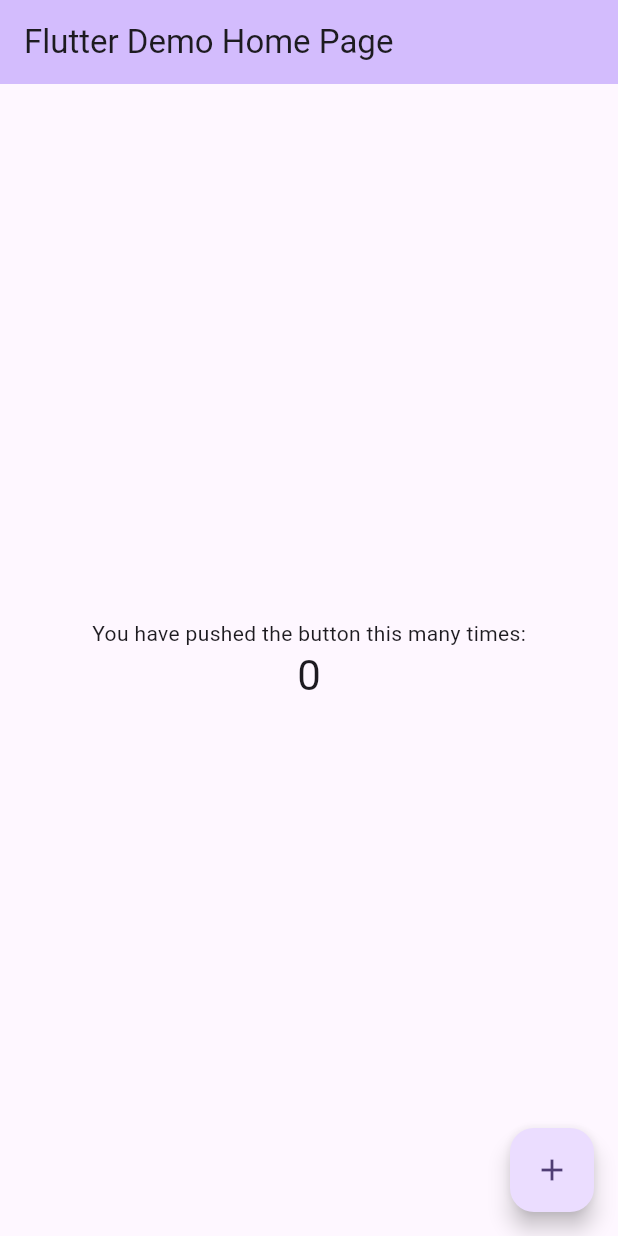
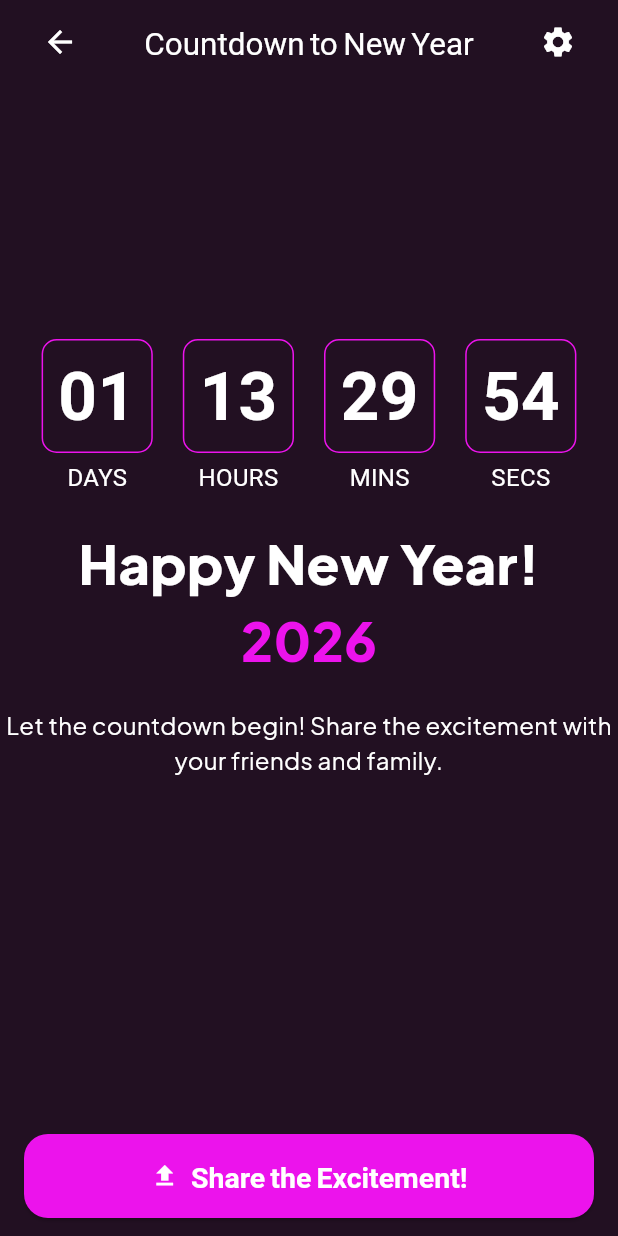
Before and after one commit to bobur-yusupov/new-year-2026, a Flutter app: the screen it shows after launch, on a phone screen of 412 x 824 dp. Run offline on Flutter 3.47's test engine with Material 3 defaults, Android fonts, the phone set to English and light mode, and no system bars; our stand-ins replace google_fonts.

Commit message:
countdown 2026 finished

```diff
--- /dev/null
+++ b/app/lib/countdown_page.dart
@@ -0,0 +1,173 @@
+import 'dart:async';
+
+import 'package:flutter/material.dart';
+import 'package:google_fonts/google_fonts.dart';
+
+class CountdownPage extends StatefulWidget {
+  const CountdownPage({super.key});
+
+  @override
+  State<CountdownPage> createState() => _CountdownPageState();
+}
+
+class _CountdownPageState extends State<CountdownPage> {
+  DateTime _countdownDate = DateTime(2026, 1, 1);
+  Timer? _timer;
+  Duration _timeRemaining = Duration();
+
+  @override
+  void initState() {
+    super.initState();
+    _startTimer();
+  }
+
+  void _startTimer() {
+    _timer = Timer.periodic(const Duration(seconds: 1), (timer) {
+      final now = DateTime.now();
+      setState(() {
+        _timeRemaining = _countdownDate.isAfter(now)
+            ? _countdownDate.difference(now)
+            : Duration.zero;
+      });
+
+      if (_timeRemaining == Duration.zero) {
+        _timer?.cancel();
+      }
+    });
+  }
+
+  @override
+  void dispose() {
+    _timer?.cancel();
+    super.dispose();
+  }
+
+  String _formatNumber(int number) {
+    return number.toString().padLeft(2, '0');
+  }
+
+  @override
+  Widget build(BuildContext context) {
+    int days = _timeRemaining.inDays;
+    int hours = _timeRemaining.inHours.remainder(24);
+    int minutes = _timeRemaining.inMinutes.remainder(60);
+    int seconds = _timeRemaining.inSeconds.remainder(60);
+
+    return Scaffold(
+      extendBodyBehindAppBar: true,
+      appBar: AppBar(
+        backgroundColor: Colors.transparent,
+        elevation: 0,
+        automaticallyImplyLeading: false,
+        title: Row(
+          mainAxisAlignment: MainAxisAlignment.spaceBetween,
+          children: [
+            IconButton(onPressed: () {}, icon: Icon(Icons.arrow_back)),
+            Text('Countdown to New Year'),
+            IconButton(onPressed: () {}, icon: Icon(Icons.settings)),
+          ],
+        ),
+      ),
+      body: Container(
+        width: double.infinity,
+        height: double.infinity,
+        decoration: BoxDecoration(color: Theme.of(context).primaryColorDark),
+        child: Column(
+          mainAxisAlignment: MainAxisAlignment.center,
+          crossAxisAlignment: CrossAxisAlignment.center,
+          children: [
+            Row(
+              mainAxisAlignment: MainAxisAlignment.center,
+              children: [
+                _buildCountdownItem(days, 'DAYS'),
+                _buildCountdownItem(hours, 'HOURS'),
+                _buildCountdownItem(minutes, 'MINS'),
+                _buildCountdownItem(seconds, 'SECS'),
+              ],
+            ),
+            SizedBox(height: 20),
+            Text(
+              'Happy New Year!',
+              style: TextStyle(
+                fontSize: 36,
+                color: Colors.white,
+                fontWeight: FontWeight.w900,
+                fontFamily: GoogleFonts.plusJakartaSans().fontFamily,
+              ),
+            ),
+            Text(
+              '2026',
+              style: TextStyle(
+                fontSize: 36,
+                color: Theme.of(context).primaryColor,
+                fontWeight: FontWeight.w900,
+                fontFamily: GoogleFonts.plusJakartaSans().fontFamily,
+              ),
+            ),
+            SizedBox(height: 20),
+            Text(
+              "Let the countdown begin! Share the excitement with your friends and family.",
+              style: TextStyle(
+                fontSize: 16,
+                color: Colors.white,
+                fontFamily: GoogleFonts.plusJakartaSans().fontFamily,
+              ),
+              textAlign: TextAlign.center,
+            ),
+          ],
+        ),
+      ),
+      bottomNavigationBar: BottomAppBar(
+        color: Theme.of(context).primaryColorDark,
+        child: ElevatedButton.icon(
+          onPressed: () {},
+          style: ElevatedButton.styleFrom(
+            foregroundColor: Colors.white,
+            backgroundColor: Theme.of(context).primaryColor,
+          ),
+          icon: const Icon(Icons.upload, size: 19),
+          label: const Text(
+            'Share the Excitement!',
+            style: TextStyle(fontSize: 19),
+          ),
+        ),
+      ),
+    );
+  }
+
+  Widget _buildCountdownItem(int value, String label) {
+    return Padding(
+      padding: const EdgeInsets.symmetric(horizontal: 10),
+      child: Column(
+        children: [
+          Container(
+            decoration: BoxDecoration(
+              border: Border.all(
+                width: 1,
+                color: Theme.of(context).primaryColor,
+              ),
+              borderRadius: BorderRadius.circular(10),
+              color: Theme.of(context).primaryColorDark.withValues(alpha: 0.5),
+            ),
+            child: Padding(
+              padding: const EdgeInsets.symmetric(
+                vertical: 5.0,
+                horizontal: 10.0,
+              ),
+              child: Text(
+                _formatNumber(value),
+                style: TextStyle(
+                  fontSize: 45,
+                  color: Colors.white,
+                  fontWeight: FontWeight.bold,
+                ),
+              ),
+            ),
+          ),
+          SizedBox(height: 5),
+          Text(label, style: TextStyle(fontSize: 16, color: Colors.white)),
+        ],
+      ),
+    );
+  }
+}
--- a/app/lib/main.dart
+++ b/app/lib/main.dart
@@ -1,3 +1,5 @@
+import 'package:app/countdown_page.dart';
+import 'package:app/theme.dart';
 import 'package:flutter/material.dart';
 
 void main() {
@@ -7,116 +9,12 @@ void main() {
 class MyApp extends StatelessWidget {
   const MyApp({super.key});
 
-  // This widget is the root of your application.
   @override
   Widget build(BuildContext context) {
     return MaterialApp(
       title: 'Flutter Demo',
-      theme: ThemeData(
-        // This is the theme of your application.
-        //
-        // TRY THIS: Try running your application with "flutter run". You'll see
-        // the application has a purple toolbar. Then, without quitting the app,
-        // try changing the seedColor in the colorScheme below to Colors.green
-        // and then invoke "hot reload" (save your changes or press the "hot
-        // reload" button in a Flutter-supported IDE, or press "r" if you used
-        // the command line to start the app).
-        //
-        // Notice that the counter didn't reset back to zero; the application
-        // state is not lost during the reload. To reset the state, use hot
-        // restart instead.
-        //
-        // This works for code too, not just values: Most code changes can be
-        // tested with just a hot reload.
-        colorScheme: .fromSeed(seedColor: Colors.deepPurple),
-      ),
-      home: const MyHomePage(title: 'Flutter Demo Home Page'),
+      theme: theme,
+      home: const CountdownPage(),
     );
   }
 }
-
-class MyHomePage extends StatefulWidget {
-  const MyHomePage({super.key, required this.title});
-
-  // This widget is the home page of your application. It is stateful, meaning
-  // that it has a State object (defined below) that contains fields that affect
-  // how it looks.
-
-  // This class is the configuration for the state. It holds the values (in this
-  // case the title) provided by the parent (in this case the App widget) and
-  // used by the build method of the State. Fields in a Widget subclass are
-  // always marked "final".
-
-  final String title;
-
-  @override
-  State<MyHomePage> createState() => _MyHomePageState();
-}
-
-class _MyHomePageState extends State<MyHomePage> {
-  int _counter = 0;
-
-  void _incrementCounter() {
-    setState(() {
-      // This call to setState tells the Flutter framework that something has
-      // changed in this State, which causes it to rerun the build method below
-      // so that the display can reflect the updated values. If we changed
-      // _counter without calling setState(), then the build method would not be
-      // called again, and so nothing would appear to happen.
-      _counter++;
-    });
-  }
-
-  @override
-  Widget build(BuildContext context) {
-    // This method is rerun every time setState is called, for instance as done
-    // by the _incrementCounter method above.
-    //
-    // The Flutter framework has been optimized to make rerunning build methods
-    // fast, so that you can just rebuild anything that needs updating rather
-    // than having to individually change instances of widgets.
-    return Scaffold(
-      appBar: AppBar(
-        // TRY THIS: Try changing the color here to a specific color (to
-        // Colors.amber, perhaps?) and trigger a hot reload to see the AppBar
-        // change color while the other colors stay the same.
-        backgroundColor: Theme.of(context).colorScheme.inversePrimary,
-        // Here we take the value from the MyHomePage object that was created by
-        // the App.build method, and use it to set our appbar title.
-        title: Text(widget.title),
-      ),
-      body: Center(
-        // Center is a layout widget. It takes a single child and positions it
-        // in the middle of the parent.
-        child: Column(
-          // Column is also a layout widget. It takes a list of children and
-          // arranges them vertically. By default, it sizes itself to fit its
-          // children horizontally, and tries to be as tall as its parent.
-          //
-          // Column has various properties to control how it sizes itself and
-          // how it positions its children. Here we use mainAxisAlignment to
-          // center the children vertically; the main axis here is the vertical
-          // axis because Columns are vertical (the cross axis would be
-          // horizontal).
-          //
-          // TRY THIS: Invoke "debug painting" (choose the "Toggle Debug Paint"
-          // action in the IDE, or press "p" in the console), to see the
-          // wireframe for each widget.
-          mainAxisAlignment: .center,
-          children: [
-            const Text('You have pushed the button this many times:'),
-            Text(
-              '$_counter',
-              style: Theme.of(context).textTheme.headlineMedium,
-            ),
-          ],
-        ),
-      ),
-      floatingActionButton: FloatingActionButton(
-        onPressed: _incrementCounter,
-        tooltip: 'Increment',
-        child: const Icon(Icons.add),
-      ),
-    );
-  }
-}
--- /dev/null
+++ b/app/lib/theme.dart
@@ -0,0 +1,43 @@
+import 'package:flutter/material.dart';
+
+const Color primaryColor = Color(0xFFec13ec); //#ec13ec
+const Color backgroundLight = Color(0xFFf8f6f8); // #f8f6f8
+const Color backgroundDark = Color(0xFF221022); // #221022
+
+final ThemeData theme = ThemeData(
+  primaryColor: primaryColor,
+  primaryColorDark: backgroundDark,
+  scaffoldBackgroundColor: backgroundLight,
+  appBarTheme: AppBarTheme(
+    titleTextStyle: TextStyle(
+      color: Colors.white,
+      fontSize: 21
+    ),
+    iconTheme: IconThemeData(
+      color: Colors.white,
+    ),
+  ),
+  textTheme: const TextTheme(
+    bodyLarge: TextStyle(
+      color: Colors.white,
+      fontWeight: FontWeight.w900,
+    ),
+  ),
+  buttonTheme: const ButtonThemeData(
+    buttonColor: primaryColor,
+    textTheme: ButtonTextTheme.primary,
+  ),
+  elevatedButtonTheme: ElevatedButtonThemeData(
+    style: ButtonStyle(
+      backgroundColor: WidgetStatePropertyAll(primaryColor),
+      padding: WidgetStatePropertyAll(EdgeInsets.symmetric(vertical: 16, horizontal: 64)),
+      shape: WidgetStatePropertyAll(RoundedRectangleBorder(
+        borderRadius: BorderRadius.circular(16),
+      )),
+      textStyle: WidgetStatePropertyAll(TextStyle(
+        fontSize: 16,
+        fontWeight: FontWeight.bold,
+      )),
+    ),
+  ),
+);
--- a/app/pubspec.yaml
+++ b/app/pubspec.yaml
@@ -34,6 +34,7 @@ dependencies:
   # The following adds the Cupertino Icons font to your application.
   # Use with the CupertinoIcons class for iOS style icons.
   cupertino_icons: ^1.0.8
+  google_fonts: ^6.3.3
 
 dev_dependencies:
   flutter_test:
```
